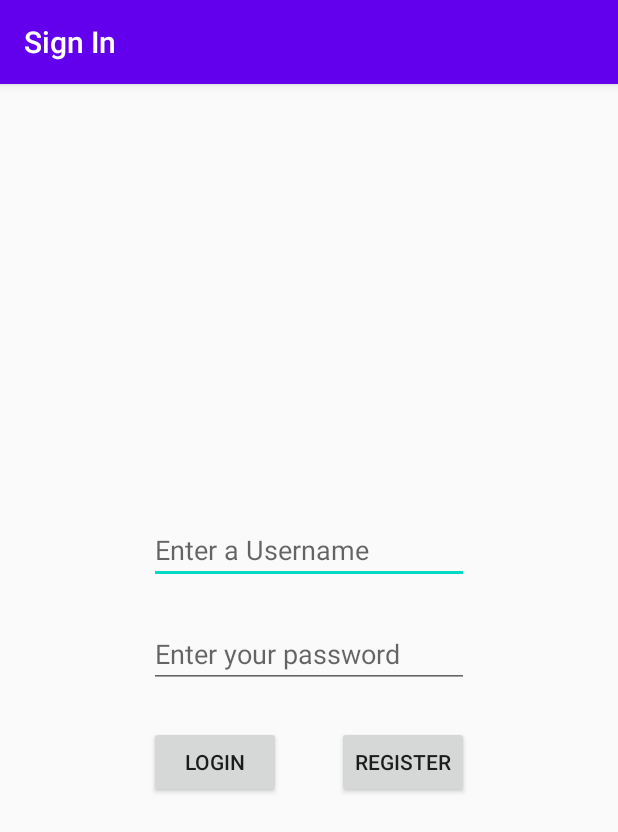
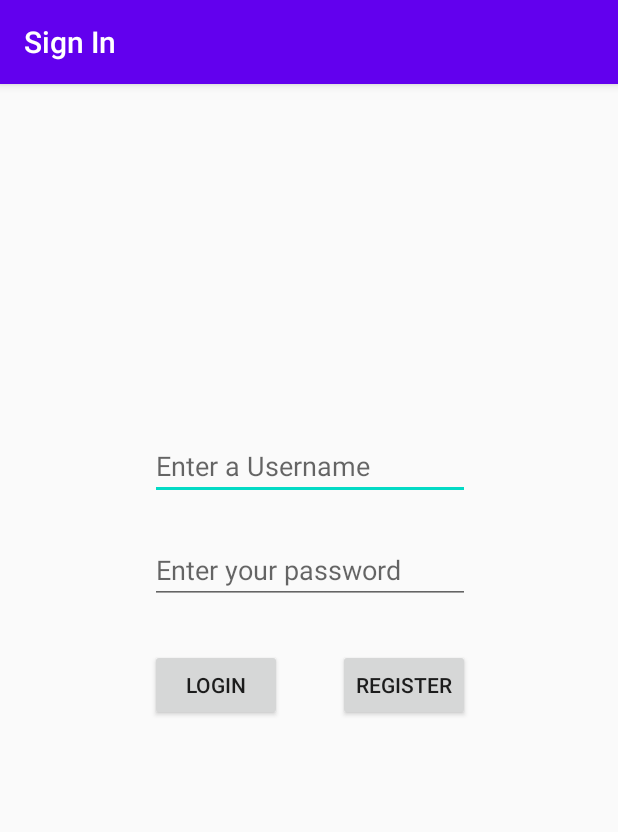
Before and after one commit to rdonohue/StarfinderOpenReference, an Android app: the screen it shows after launch (SignInActivity), after a tap on "LOGIN", on a phone screen of 412 x 824 dp. Shown: the top 832 px of the screen. Run offline under Robolectric (Android 15) with nearby library versions, the phone set to English and light mode, and no system bars.

Commit message:
fixed small login button issue

```diff
--- a/app/src/main/java/edu/tacoma/uw/ryandon/starfinderopenreference/authenticate/LoginFragment.java
+++ b/app/src/main/java/edu/tacoma/uw/ryandon/starfinderopenreference/authenticate/LoginFragment.java
@@ -5,6 +5,7 @@ import android.os.Bundle;
 import androidx.fragment.app.Fragment;
 
 import android.text.TextUtils;
+import android.util.Log;
 import android.view.LayoutInflater;
 import android.view.View;
 import android.view.ViewGroup;
@@ -73,9 +74,8 @@ public class LoginFragment extends Fragment {
                     pwdText.requestFocus();
 
                 }
-
-
-                mLoginFragmentListener.login(email, pwd);
+                Log.d("Login Button", "Login button on-click");
+                mLoginFragmentListener.login(emailText.getText().toString(), pwdText.getText().toString());
             }
         });
         Button registerButton = view.findViewById(R.id.btn_register);
--- a/app/src/main/java/edu/tacoma/uw/ryandon/starfinderopenreference/authenticate/SignInActivity.java
+++ b/app/src/main/java/edu/tacoma/uw/ryandon/starfinderopenreference/authenticate/SignInActivity.java
@@ -78,32 +78,27 @@ public class SignInActivity extends AppCompatActivity implements LoginFragmentLi
         //we should look courses to see how the sql values were analyzed in android studio.
         //put async get class here for the login in post
         //how do i access the members table from heroku
-        if(logInApproved){
-
+        if(logInApproved) {
             mSharedPreferences
                     .edit()
                     .putBoolean(getString(R.string.LOGGEDIN), true)
                     .commit();
-
-
             //we go to main activity if we are signing in , well need another method called register where login was instantiated?
-            getSupportFragmentManager().beginTransaction()
-
-                    .add(R.id.sign_in_fragment_container, new LoginFragment())
-                    .commit();
+//            getSupportFragmentManager().beginTransaction()
+//                    .add(R.id.sign_in_fragment_container, new LoginFragment())
+//                    .commit();
             Intent i = new Intent(this, MainActivity.class);
             startActivity(i);
-            finish();
+//            finish();
             return;
         } else{
+            Log.d("Login else statement", "LoginApproved = false");
             StringBuilder url = new StringBuilder(getString(R.string.login));
             mMembersJSON = new JSONObject();
-
             try {
-
                 mMembersJSON.put(Members.EMAIL, email);
                 mMembersJSON.put(Members.PASSWORD,pwd);
-
+                new SignInActivity.AddMembersAsyncTask().execute(url.toString());
             } catch (JSONException e) {
                 Toast.makeText(this, "Error with JSON creation on logging in: "
                         + e.getMessage(), Toast.LENGTH_SHORT).show();
--- a/app/src/main/res/layout/fragment_login.xml
+++ b/app/src/main/res/layout/fragment_login.xml
@@ -28,29 +28,29 @@
         android:id="@+id/editTextUsername"
         android:layout_width="wrap_content"
         android:layout_height="wrap_content"
-        android:layout_marginTop="288dp"
+        android:layout_marginTop="232dp"
+        android:autofillHints=""
         android:ems="10"
         android:hint="@string/username_hint"
         android:inputType="textEmailAddress"
         app:layout_constraintEnd_toEndOf="@+id/editTextPassword"
-        app:layout_constraintHorizontal_bias="0.0"
         app:layout_constraintStart_toStartOf="@+id/editTextPassword"
-        app:layout_constraintTop_toTopOf="parent"
-        android:autofillHints="" />
+        app:layout_constraintTop_toTopOf="parent" />
 
     <EditText
         android:id="@+id/editTextPassword"
         android:layout_width="wrap_content"
         android:layout_height="wrap_content"
         android:layout_marginTop="24dp"
+        android:autofillHints=""
         android:ems="10"
         android:hint="@string/password_hint"
         android:inputType="textPassword"
         app:layout_constraintBottom_toBottomOf="parent"
         app:layout_constraintEnd_toEndOf="parent"
+        app:layout_constraintHorizontal_bias="0.502"
         app:layout_constraintStart_toStartOf="parent"
         app:layout_constraintTop_toBottomOf="@+id/editTextUsername"
-        app:layout_constraintVertical_bias="0.0"
-        android:autofillHints="" />
+        app:layout_constraintVertical_bias="0.0" />
 
 </androidx.constraintlayout.widget.ConstraintLayout>
```
Also changed, not shown: app/src/main/java/edu/tacoma/uw/ryandon/starfinderopenreference/MainActivity.java (+0 -7 lines).
